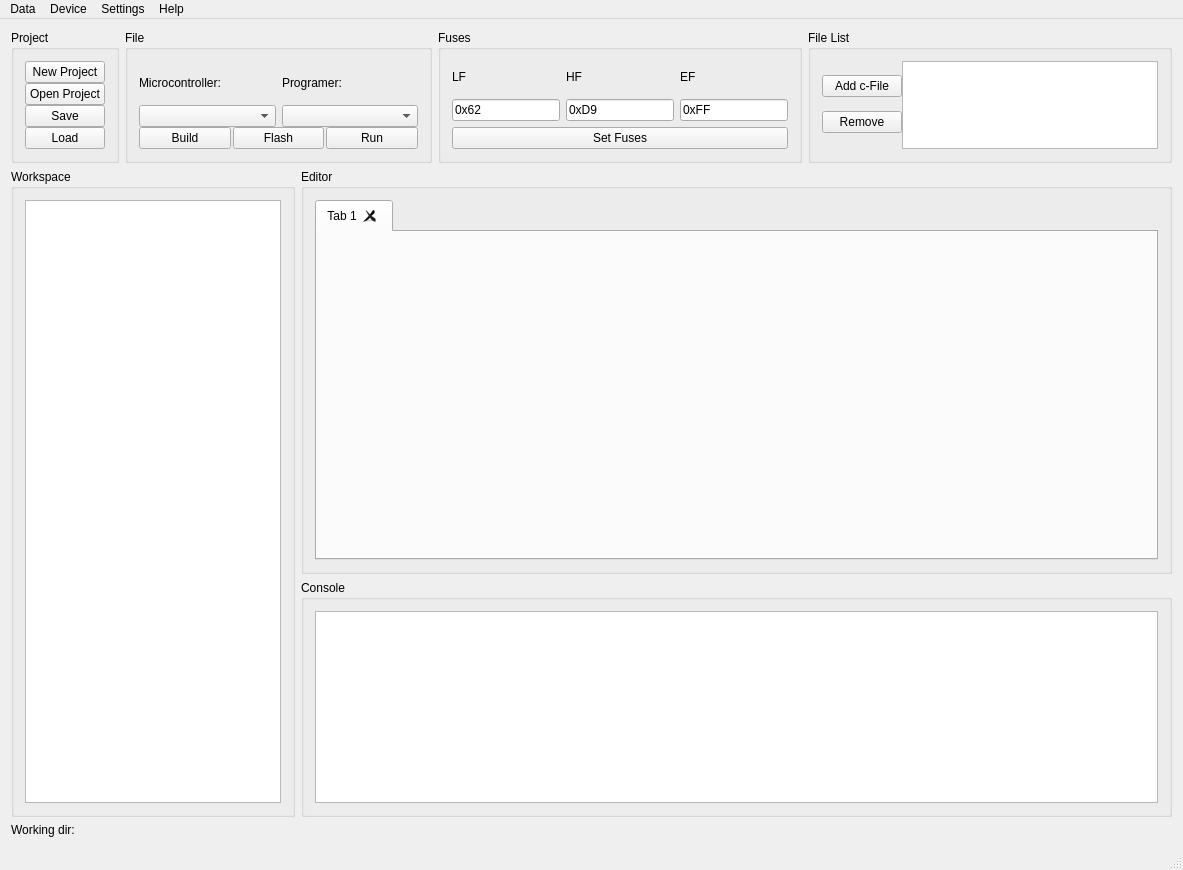
This is mainwindow.ui in Barcley1990/QtAVR as Qt 5 draws it before an edit. The edited form follows.
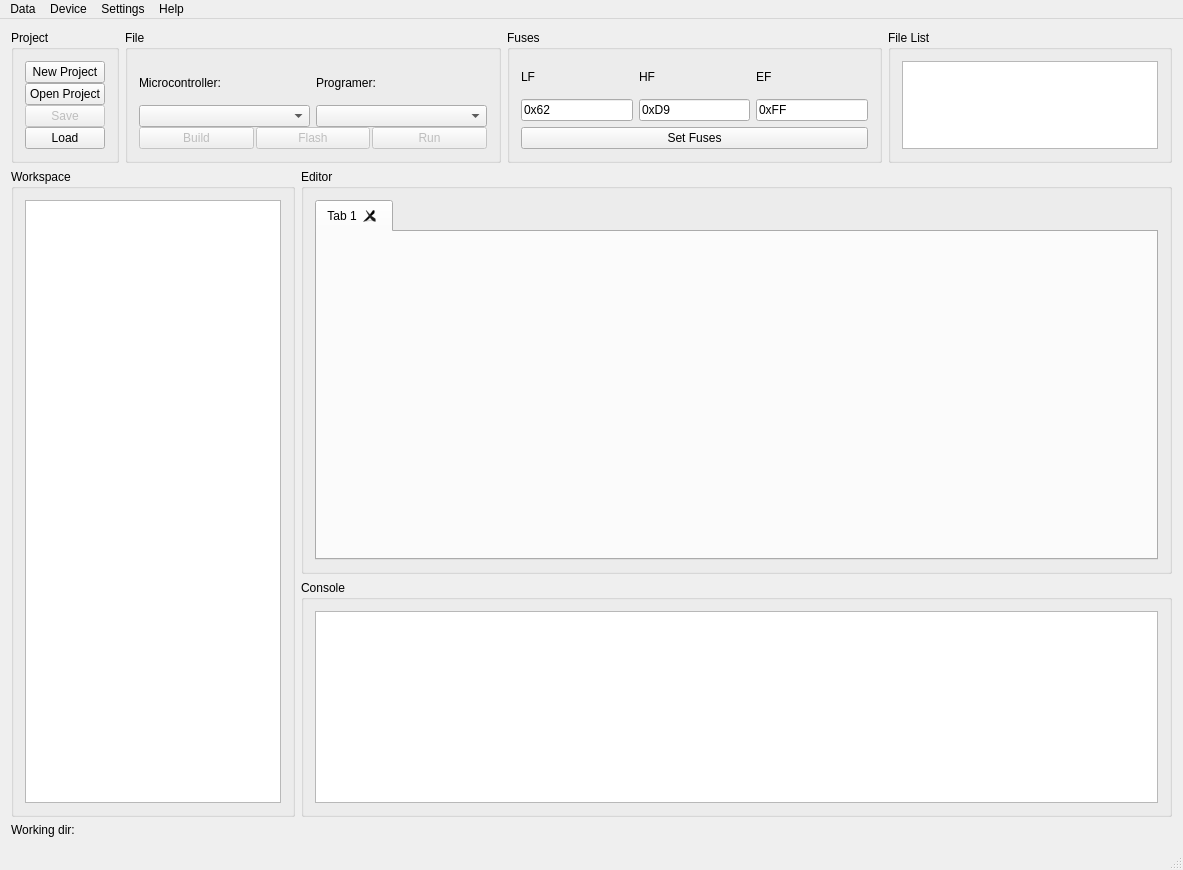
This is the edited form. Icons and pictures are not drawn.

Commit message: add file function, enable some buttons first after creating a new project

```diff
--- a/mainwindow.ui
+++ b/mainwindow.ui
@@ -68,6 +68,9 @@
              </item>
              <item>
               <widget class="QPushButton" name="bSave">
+               <property name="enabled">
+                <bool>false</bool>
+               </property>
                <property name="text">
                 <string>Save</string>
                </property>
@@ -150,7 +153,7 @@
                  <item>
                   <widget class="QPushButton" name="bBuild">
                    <property name="enabled">
-                    <bool>true</bool>
+                    <bool>false</bool>
                    </property>
                    <property name="text">
                     <string>Build</string>
@@ -160,7 +163,7 @@
                  <item>
                   <widget class="QPushButton" name="bFlash">
                    <property name="enabled">
-                    <bool>true</bool>
+                    <bool>false</bool>
                    </property>
                    <property name="text">
                     <string>Flash</string>
@@ -170,7 +173,7 @@
                  <item>
                   <widget class="QPushButton" name="bRun">
                    <property name="enabled">
-                    <bool>true</bool>
+                    <bool>false</bool>
                    </property>
                    <property name="text">
                     <string>Run</string>
@@ -273,42 +276,6 @@
              <property name="spacing">
               <number>0</number>
              </property>
-             <item>
-              <layout class="QVBoxLayout" name="verticalLayout_10">
-               <property name="spacing">
-                <number>0</number>
-               </property>
-               <item>
-                <widget class="QPushButton" name="bAddFile">
-                 <property name="sizePolicy">
-                  <sizepolicy hsizetype="Maximum" vsizetype="Maximum">
-                   <horstretch>0</horstretch>
-                   <verstretch>0</verstretch>
-                  </sizepolicy>
-                 </property>
-                 <property name="text">
-                  <string>Add c-File</string>
-                 </property>
-                </widget>
-               </item>
-               <item>
-                <widget class="QPushButton" name="bRemove">
-                 <property name="enabled">
-                  <bool>true</bool>
-                 </property>
-                 <property name="sizePolicy">
-                  <sizepolicy hsizetype="Maximum" vsizetype="Maximum">
-                   <horstretch>0</horstretch>
-                   <verstretch>0</verstretch>
-                  </sizepolicy>
-                 </property>
-                 <property name="text">
-                  <string>Remove</string>
-                 </property>
-                </widget>
-               </item>
-              </layout>
-             </item>
              <item>
               <widget class="QTextBrowser" name="cCfiles">
                <property name="sizePolicy">
```
Left out of the diff: 21 changed lines with no effect on the pictures. The commit also changes 2 other files.
